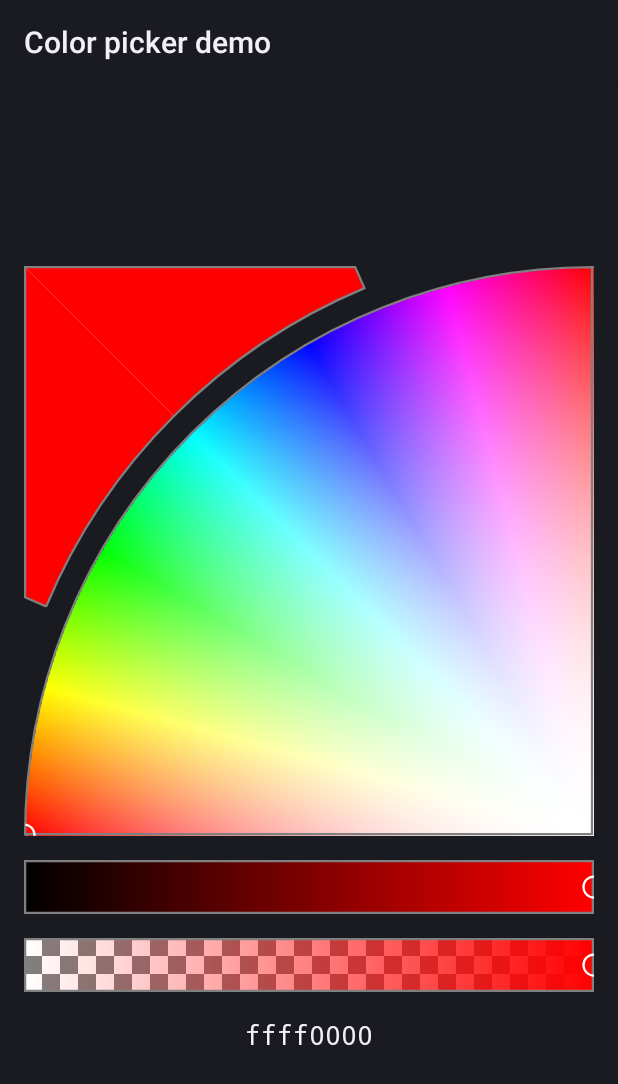
After one commit to martin-stone/hsv-alpha-color-picker-android, an Android app: the ViewDemoActivity screen opened directly, with no data from a screen before it, on a phone screen of 412 x 824 dp. The commit adds this screen. Shown: the top 1084 px of the screen. Run offline under Robolectric (Android 15) with nearby library versions, the phone set to English and light mode, and no system bars.

Commit message:
Added view demo and fixes for #7.

```diff
--- a/colorpicker/src/main/java/com/rarepebble/colorpicker/HueSatView.java
+++ b/colorpicker/src/main/java/com/rarepebble/colorpicker/HueSatView.java
@@ -28,9 +28,8 @@
 import android.os.Build;
 import android.util.AttributeSet;
 import android.view.MotionEvent;
-import android.view.View;
 
-public class HueSatView extends View implements ObservableColor.Observer {
+public class HueSatView extends SquareView implements ObservableColor.Observer {
 
 	private final Paint borderPaint;
 	private final Paint pointerPaint;
@@ -56,6 +55,7 @@
 		pointerPaint.setColor(0xff000000);
 		pointerPath = Resources.makePointerPath(context);
 		borderPath = new Path();
+		bitmap = makeBitmap(1);
 	}
 
 	public void observeColor(ObservableColor observableColor) {
@@ -68,15 +68,6 @@
 		setPointer(pointer, observableColor.getHue(), observableColor.getSat(), w);
 		optimisePointerColor();
 		invalidate();
-	}
-
-	@Override
-	protected void onMeasure(int widthMeasureSpec, int heightMeasureSpec) {
-		// Constrain to square
-		int w = MeasureSpec.getSize(widthMeasureSpec);
-		int h = MeasureSpec.getSize(heightMeasureSpec);
-		w = h = Math.min(w, h);
-		setMeasuredDimension(w, h);
 	}
 
 	@Override
@@ -149,12 +140,12 @@
 		return !outside;
 	}
 
-
 	private void optimisePointerColor() {
 		pointerPaint.setColor(
 				observableColor.getLightnessWithValue(1) > 0.5
 				? 0xff000000 : 0xffffffff);
 	}
+
 	@Override
 	protected void onDraw(Canvas canvas) {
 		super.onDraw(canvas);
--- a/colorpicker/src/main/java/com/rarepebble/colorpicker/Resources.java
+++ b/colorpicker/src/main/java/com/rarepebble/colorpicker/Resources.java
@@ -58,7 +58,7 @@
 		return pointerPath;
 	}
 
-	private static float dipToPixels(Context context, float dipValue) {
+	public static float dipToPixels(Context context, float dipValue) {
 		DisplayMetrics metrics = context.getResources().getDisplayMetrics();
 		return TypedValue.applyDimension(TypedValue.COMPLEX_UNIT_DIP, dipValue, metrics);
 	}
--- /dev/null
+++ b/colorpicker/src/main/java/com/rarepebble/colorpicker/SquareView.java
@@ -0,0 +1,36 @@
+package com.rarepebble.colorpicker;
+
+import android.content.Context;
+import android.util.AttributeSet;
+import android.view.View;
+
+class SquareView extends View {
+	private static final int MIN_SIZE_DIP = 200;
+
+	private final int minSizePx;
+
+	public SquareView(Context context, AttributeSet attrs) {
+		super(context, attrs);
+		minSizePx = (int)Resources.dipToPixels(context, MIN_SIZE_DIP);
+	}
+
+	@Override
+	protected void onMeasure(int widthMeasureSpec, int heightMeasureSpec) {
+		// Constrain to square
+		final int w = MeasureSpec.getSize(widthMeasureSpec);
+		final int h = MeasureSpec.getSize(heightMeasureSpec);
+		final int modeW = MeasureSpec.getMode(widthMeasureSpec);
+		final int modeH = MeasureSpec.getMode(heightMeasureSpec);
+		int size = minSizePx;
+		if (modeW == MeasureSpec.EXACTLY) {
+			size = w;
+		}
+		else if (modeH == MeasureSpec.EXACTLY) {
+			size = h;
+		}
+		else if (modeW == MeasureSpec.AT_MOST && modeH == MeasureSpec.AT_MOST) {
+			size = Math.min(w, h);
+		}
+		setMeasuredDimension(size, size);
+	}
+}
--- a/colorpicker/src/main/res/layout-land/picker.xml
+++ b/colorpicker/src/main/res/layout-land/picker.xml
@@ -26,8 +26,8 @@
     >
 
     <FrameLayout
-        android:layout_width="match_parent"
-        android:layout_height="wrap_content"
+        android:layout_width="wrap_content"
+        android:layout_height="match_parent"
         >
 
         <com.rarepebble.colorpicker.SwatchView
@@ -39,14 +39,14 @@
 
         <com.rarepebble.colorpicker.HueSatView
             android:id="@+id/hueSatView"
-            android:layout_width="match_parent"
+            android:layout_width="wrap_content"
             android:layout_height="match_parent"
             />
     </FrameLayout>
 
     <LinearLayout
-        android:layout_width="match_parent"
-        android:layout_height="wrap_content"
+        android:layout_width="wrap_content"
+        android:layout_height="match_parent"
         android:orientation="vertical"
         android:layout_marginLeft="@dimen/margin">
 
--- a/colorpicker/src/main/res/layout/picker.xml
+++ b/colorpicker/src/main/res/layout/picker.xml
@@ -40,7 +40,7 @@
         <com.rarepebble.colorpicker.HueSatView
             android:id="@+id/hueSatView"
             android:layout_width="match_parent"
-            android:layout_height="match_parent"
+            android:layout_height="wrap_content"
             />
     </FrameLayout>
 
--- a/demo_app/build.gradle
+++ b/demo_app/build.gradle
@@ -4,7 +4,7 @@
     compileSdkVersion 22
     buildToolsVersion "21.1.2"
     defaultConfig {
-        applicationId "com.rarepebble.colorpicker"
+        applicationId 'com.rarepebble.colorpickerdemo'
         minSdkVersion 11
         targetSdkVersion 22
         versionCode 10300
--- /dev/null
+++ b/demo_app/src/main/java/com/rarepebble/colorpickerdemo/ViewDemoActivity.java
@@ -0,0 +1,20 @@
+package com.rarepebble.colorpickerdemo;
+
+import android.app.Activity;
+import android.content.ComponentName;
+import android.os.Bundle;
+
+import com.rarepebble.colorpicker.ColorPickerView;
+
+public class ViewDemoActivity extends Activity {
+
+	@Override
+	protected void onCreate(Bundle savedInstanceState) {
+		super.onCreate(savedInstanceState);
+		setContentView(R.layout.view_demo);
+		ComponentName cn = getComponentName();
+
+		ColorPickerView picker = (ColorPickerView)findViewById(R.id.colorPicker);
+		picker.setColor(0xffff0000);
+	}
+}
--- /dev/null
+++ b/demo_app/src/main/res/layout/view_demo.xml
@@ -0,0 +1,12 @@
+<?xml version="1.0" encoding="utf-8"?>
+<FrameLayout
+    xmlns:android="http://schemas.android.com/apk/res/android"
+    android:layout_width="match_parent"
+    android:layout_height="match_parent">
+
+    <com.rarepebble.colorpicker.ColorPickerView
+        android:id="@+id/colorPicker"
+        android:layout_width="match_parent"
+        android:layout_height="match_parent"/>
+
+</FrameLayout>
--- a/demo_app/src/main/res/values/strings.xml
+++ b/demo_app/src/main/res/values/strings.xml
@@ -7,4 +7,5 @@
     <string name="no_color_selected">The user has chosen not to specify a color</string>
     <string name="no_color">No color</string>
     <string name="pref_title_minimal">With no alpha or hex fields</string>
+    <string name="pref_show_view_usage_demo">Show view usage demo</string>
 </resources>
```
Also changed, not shown: colorpicker/src/main/java/com/rarepebble/colorpicker/SwatchView.java (+1 -10 lines), demo_app/src/main/AndroidManifest.xml (+6 -2 lines), demo_app/src/main/res/xml/preferences.xml (+8 -0 lines).
